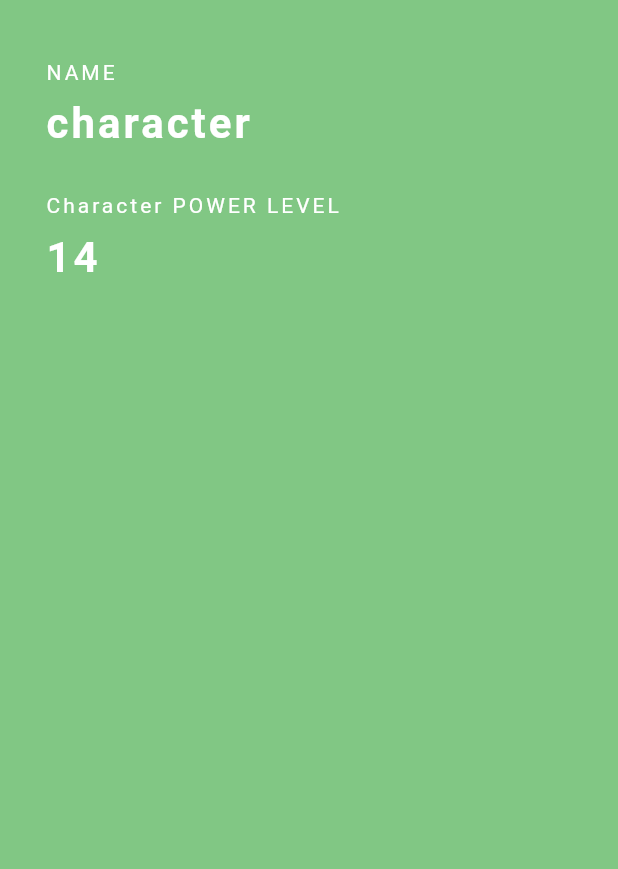
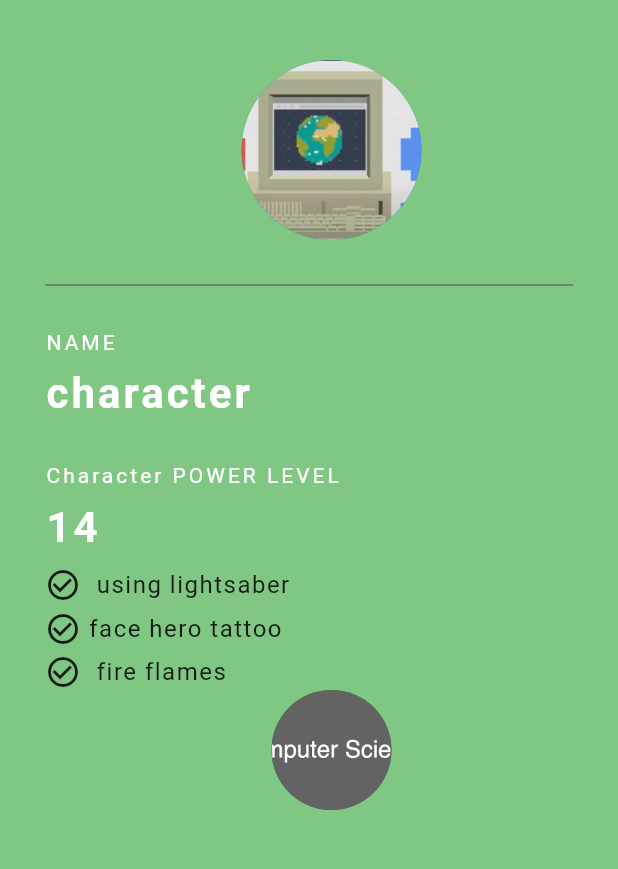
Before and after one commit to chochoq/flutter_first_app, a Flutter app: the screen it shows after launch, on a phone screen of 412 x 824 dp, the part 84-953 px from its top. Run offline on Flutter 3.47's test engine with Material 2 defaults, Android fonts, the phone set to English and light mode, and no system bars.

Commit message:
(add) img

```diff
--- a/lib/main.dart
+++ b/lib/main.dart
@@ -6,6 +6,7 @@ class MyApp extends StatelessWidget {
   @override
   Widget build(BuildContext context) {
     return MaterialApp(
+      debugShowCheckedModeBanner: false,
       title: 'card',
       home: Grade(),
     );
@@ -27,7 +28,19 @@ class Grade extends StatelessWidget {
         padding: const EdgeInsets.fromLTRB(30.0, 40.0, 0.0, 0.0),
         child: Column(
           crossAxisAlignment: CrossAxisAlignment.start,
-          children: const [
+          children: <Widget>[
+            Center(
+              child: CircleAvatar(
+                backgroundImage: AssetImage('assets/1.png'),
+                radius: 60.0,
+              ),
+            ),
+            Divider(
+              height: 60.0,
+              color: Colors.grey[800],
+              thickness: 0.6,
+              endIndent: 30.0,
+            ),
             Text(
               'NAME',
               style: TextStyle(
@@ -67,6 +80,61 @@ class Grade extends StatelessWidget {
                   fontSize: 28.0,
                   fontWeight: FontWeight.bold),
             ),
+            SizedBox(
+              height: 10.0,
+            ),
+            Row(
+              children: <Widget>[
+                Icon(Icons.check_circle_outline),
+                SizedBox(
+                  width: 10.0,
+                ),
+                Text('using lightsaber',
+                    style: TextStyle(
+                      fontSize: 16.0,
+                      letterSpacing: 1.0,
+                    )),
+              ],
+            ),
+            SizedBox(
+              height: 5.0,
+            ),
+            Row(
+              children: <Widget>[
+                Icon(Icons.check_circle_outline),
+                SizedBox(
+                  width: 5.0,
+                ),
+                Text('face hero tattoo',
+                    style: TextStyle(
+                      fontSize: 16.0,
+                      letterSpacing: 1.0,
+                    )),
+              ],
+            ),
+            SizedBox(
+              height: 5.0,
+            ),
+            Row(
+              children: <Widget>[
+                Icon(Icons.check_circle_outline),
+                SizedBox(
+                  width: 10.0,
+                ),
+                Text('fire flames',
+                    style: TextStyle(
+                      fontSize: 16.0,
+                      letterSpacing: 1.0,
+                    )),
+              ],
+            ),
+            Center(
+              child: CircleAvatar(
+                backgroundImage: AssetImage('assets/2.png'),
+                radius: 40.0,
+                backgroundColor: Colors.green[800],
+              ),
+            )
           ],
         ),
       ),
--- a/pubspec.yaml
+++ b/pubspec.yaml
@@ -58,9 +58,9 @@ flutter:
   uses-material-design: true
 
   # To add assets to your application, add an assets section, like this:
-  # assets:
-  #   - images/a_dot_burr.jpeg
-  #   - images/a_dot_ham.jpeg
+  assets:
+    - assets/1.png
+    - assets/2.png
 
   # An image asset can refer to one or more resolution-specific "variants", see
   # https://flutter.dev/assets-and-images/#resolution-aware.
```
Also changed, not shown: assets/1.png (renamed from assets/스크린샷 2021-09-18 오전 10.01.26.png), assets/2.png (added).
